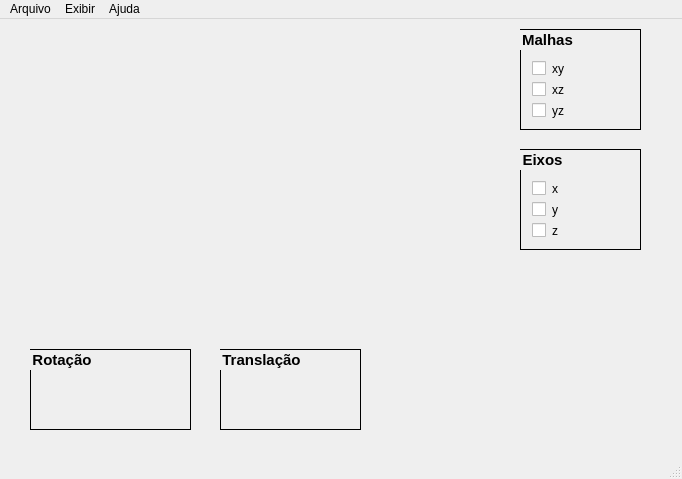
Before: the Qt Designer form QTVisualizacaoCluster/mainwindow.ui in alan1tavares/ProjetoEstagio, drawn with Qt 5.
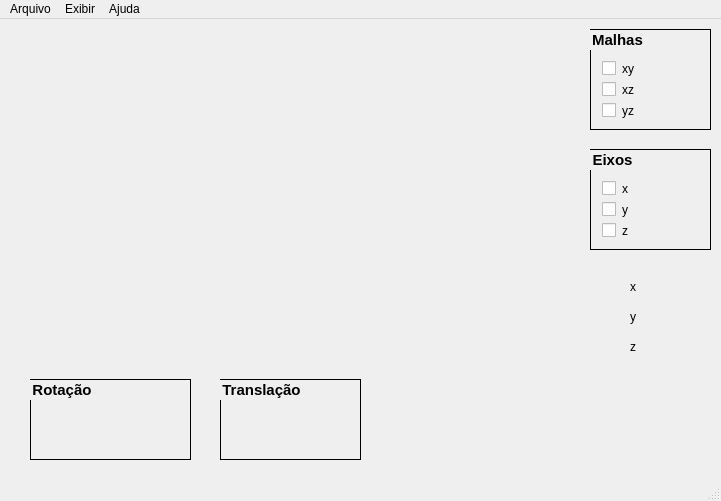
After: the same form once the commit is applied. Custom widgets are drawn as their Qt base class.

```diff
--- a/QTVisualizacaoCluster/mainwindow.ui
+++ b/QTVisualizacaoCluster/mainwindow.ui
@@ -6,8 +6,8 @@
    <rect>
     <x>0</x>
     <y>0</y>
-    <width>682</width>
-    <height>479</height>
+    <width>721</width>
+    <height>501</height>
    </rect>
   </property>
   <property name="windowTitle">
@@ -19,8 +19,8 @@
      <rect>
       <x>10</x>
       <y>10</y>
-      <width>491</width>
-      <height>301</height>
+      <width>561</width>
+      <height>341</height>
      </rect>
     </property>
     <property name="styleSheet">
@@ -30,7 +30,7 @@
    <widget class="QGroupBox" name="groupBoxMalha">
     <property name="geometry">
      <rect>
-      <x>520</x>
+      <x>590</x>
       <y>10</y>
       <width>121</width>
       <height>101</height>
@@ -105,7 +105,7 @@
    <widget class="QGroupBox" name="groupBoxEixos">
     <property name="geometry">
      <rect>
-      <x>520</x>
+      <x>590</x>
       <y>130</y>
       <width>121</width>
       <height>101</height>
@@ -199,7 +199,7 @@
     <property name="geometry">
      <rect>
       <x>30</x>
-      <y>330</y>
+      <y>360</y>
       <width>161</width>
       <height>81</height>
      </rect>
@@ -227,7 +227,7 @@
     <property name="geometry">
      <rect>
       <x>220</x>
-      <y>330</y>
+      <y>360</y>
       <width>141</width>
       <height>81</height>
      </rect>
@@ -251,13 +251,52 @@
     </property>
     <layout class="QGridLayout" name="gridLayout_4"/>
    </widget>
+   <widget class="QLabel" name="labelX">
+    <property name="geometry">
+     <rect>
+      <x>630</x>
+      <y>260</y>
+      <width>55</width>
+      <height>17</height>
+     </rect>
+    </property>
+    <property name="text">
+     <string>&lt;html&gt;&lt;head/&gt;&lt;body&gt;&lt;p&gt;x&lt;/p&gt;&lt;/body&gt;&lt;/html&gt;</string>
+    </property>
+   </widget>
+   <widget class="QLabel" name="labelY">
+    <property name="geometry">
+     <rect>
+      <x>630</x>
+      <y>290</y>
+      <width>55</width>
+      <height>17</height>
+     </rect>
+    </property>
+    <property name="text">
+     <string>&lt;html&gt;&lt;head/&gt;&lt;body&gt;&lt;p&gt;&lt;span style=&quot; color:#000000;&quot;&gt;y&lt;/span&gt;&lt;/p&gt;&lt;/body&gt;&lt;/html&gt;</string>
+    </property>
+   </widget>
+   <widget class="QLabel" name="labelZ">
+    <property name="geometry">
+     <rect>
+      <x>630</x>
+      <y>320</y>
+      <width>55</width>
+      <height>17</height>
+     </rect>
+    </property>
+    <property name="text">
+     <string>&lt;html&gt;&lt;head/&gt;&lt;body&gt;&lt;p&gt;&lt;span style=&quot; color:#000000;&quot;&gt;z&lt;/span&gt;&lt;/p&gt;&lt;/body&gt;&lt;/html&gt;</string>
+    </property>
+   </widget>
   </widget>
   <widget class="QMenuBar" name="menuBar">
    <property name="geometry">
     <rect>
      <x>0</x>
      <y>0</y>
-     <width>682</width>
+     <width>721</width>
      <height>27</height>
     </rect>
    </property>
```
